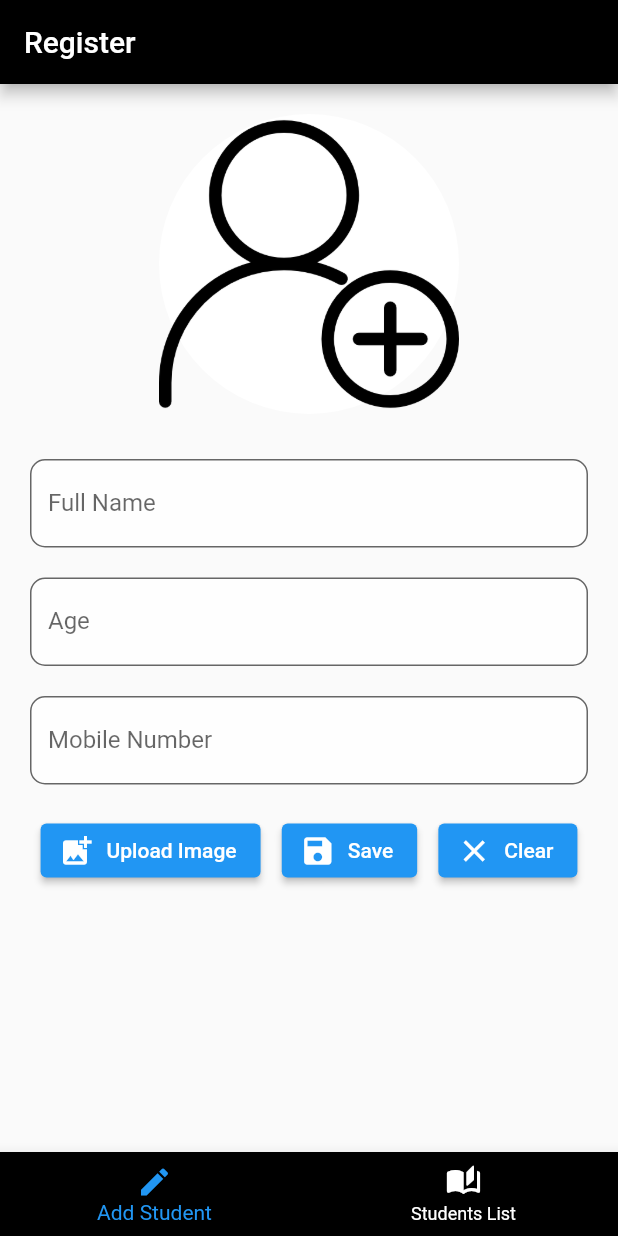
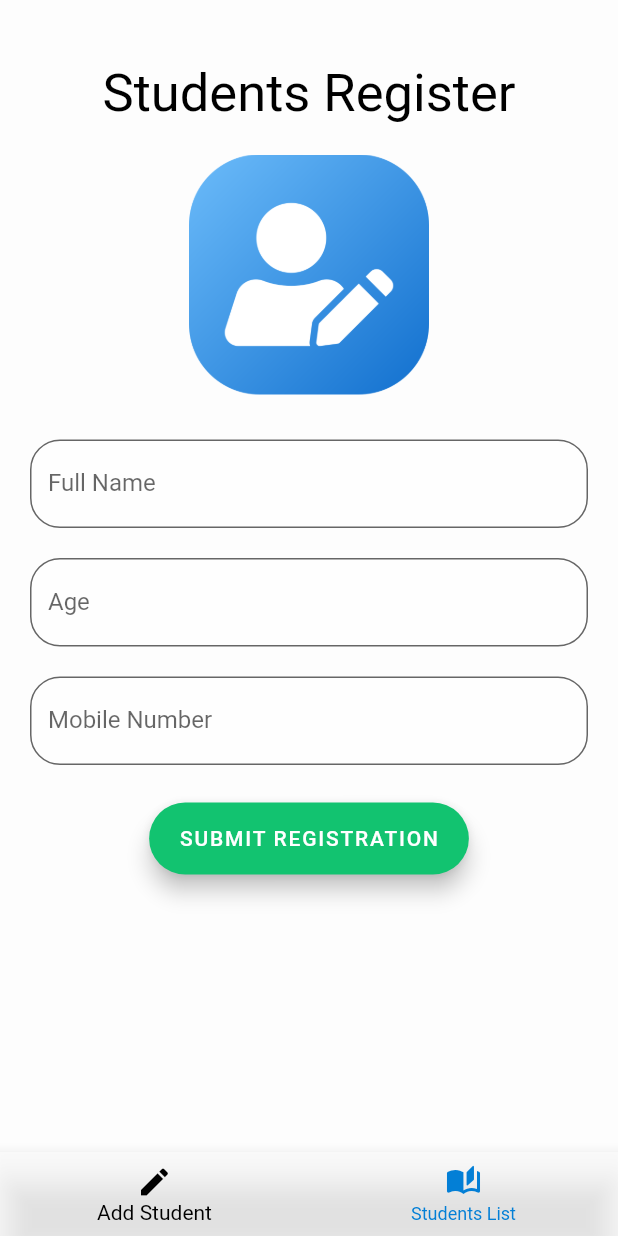
Before and after one commit to joyaljosephnote/Students_Data_App, a Flutter app: the screen it shows after launch, on a phone screen of 412 x 824 dp. Run offline on Flutter 3.47's test engine with Material 2 defaults, Android fonts, the phone set to English and light mode, and no system bars; our stand-ins replace google_fonts, hive, hive_flutter, image_picker; accounts and stored records are empty; Roboto replaces fonts that are missing (Staatliches).

Commit message:
students register validation and ui are compleated

```diff
--- a/lib/screens/home_screen.dart
+++ b/lib/screens/home_screen.dart
@@ -14,7 +14,7 @@ class _HomeScreenState extends State<HomeScreen> {
   int _currentSelectedIndex = 0;
 
   final _pages = [
-    StudentsRegister(),
+    const StudentsRegister(),
     const StudentsList(),
   ];
   @override
@@ -23,9 +23,9 @@ class _HomeScreenState extends State<HomeScreen> {
     return Scaffold(
       body: _pages[_currentSelectedIndex],
       bottomNavigationBar: BottomNavigationBar(
-        backgroundColor: Colors.black,
-        selectedItemColor: Colors.blue,
-        unselectedItemColor: Colors.white,
+        backgroundColor: Colors.white60,
+        selectedItemColor: Colors.black,
+        unselectedItemColor: const Color.fromARGB(255, 3, 127, 214),
         currentIndex: _currentSelectedIndex,
         onTap: (newIndex) {
           setState(() {
--- a/lib/screens/register.dart
+++ b/lib/screens/register.dart
@@ -4,6 +4,7 @@ import 'package:flutter/material.dart';
 import 'package:image_picker/image_picker.dart';
 import 'package:students_app/database/functions/db_functions.dart';
 import 'package:students_app/model/data_model.dart';
+import 'package:google_fonts/google_fonts.dart';
 
 XFile? images;
 
@@ -27,14 +28,23 @@ class _StudentsRegisterState extends State<StudentsRegister> {
   @override
   Widget build(BuildContext context) {
     return Scaffold(
-      appBar: AppBar(
-        backgroundColor: Colors.black,
-        title: const Text(
-          'Register',
+      backgroundColor: Colors.white60,
+      body: ListView(
+        children: [
+          const SizedBox(
+            height: 42,
+          ),
+          Align(
+            child: Text(
+              "Students Register",
+              textAlign: TextAlign.center,
+              style: GoogleFonts.staatliches(
+                  textStyle: const TextStyle(
+                color: Colors.black,
+                fontSize: 35,
+              )),
             ),
           ),
-      body: ListView(
-        children: [
           Padding(
             padding: const EdgeInsets.all(20.0),
             child: Form(
@@ -42,9 +52,12 @@ class _StudentsRegisterState extends State<StudentsRegister> {
               child: Column(
                 children: [
                   GestureDetector(
-                    onTap: () {},
+                    onTap: () {
+                      images = null;
+                      uploadImage(context);
+                    },
                     child: CircleAvatar(
-                      radius: 100,
+                      radius: 80,
                       backgroundColor: Colors.white,
                       child: ClipRRect(
                         child: Container(
@@ -76,11 +89,12 @@ class _StudentsRegisterState extends State<StudentsRegister> {
                     decoration: InputDecoration(
                       labelText: 'Full Name',
                       border: OutlineInputBorder(
-                          borderRadius: BorderRadius.circular(10),
+                        borderRadius: BorderRadius.circular(20),
                       ),
                       filled: true,
                       hintStyle: TextStyle(color: Colors.grey[400]),
-                        fillColor: Colors.white70),
+                      fillColor: Colors.white70,
+                    ),
                   ),
                   const SizedBox(height: 20),
                   TextFormField(
@@ -99,7 +113,7 @@ class _StudentsRegisterState extends State<StudentsRegister> {
                     decoration: InputDecoration(
                         labelText: 'Age',
                         border: OutlineInputBorder(
-                          borderRadius: BorderRadius.circular(10),
+                          borderRadius: BorderRadius.circular(20),
                         ),
                         filled: true,
                         hintStyle: TextStyle(color: Colors.grey[400]),
@@ -124,43 +138,24 @@ class _StudentsRegisterState extends State<StudentsRegister> {
                     decoration: InputDecoration(
                         labelText: 'Mobile Number',
                         border: OutlineInputBorder(
-                          borderRadius: BorderRadius.circular(10),
+                          borderRadius: BorderRadius.circular(20),
                         ),
                         filled: true,
                         hintStyle: TextStyle(color: Colors.grey[400]),
                         fillColor: Colors.white70),
                   ),
-                  const SizedBox(height: 20),
-                  Row(
-                    mainAxisAlignment: MainAxisAlignment.spaceAround,
-                    children: [
-                      ElevatedButton.icon(
-                        onPressed: () {
-                          images = null;
-                          uploadImage(context);
-                        },
-                        icon: const Icon(Icons.add_photo_alternate),
-                        label: const Text('Upload Image'),
-                      ),
-                      ElevatedButton.icon(
+                  const SizedBox(height: 25),
+                  FloatingActionButton.extended(
+                    backgroundColor: const Color.fromARGB(255, 18, 195, 112),
+                    foregroundColor: Colors.white,
                     onPressed: () {
                       if (_FormKey.currentState!.validate()) {
                         onAddStudententButtonClicked(context);
-                            textFeildClear();
                       }
                     },
-                        icon: const Icon(Icons.save),
-                        label: const Text('Save'),
-                      ),
-                      ElevatedButton.icon(
-                        onPressed: () {
-                          textFeildClear();
-                        },
-                        icon: const Icon(Icons.clear),
-                        label: const Text('Clear'),
-                      ),
-                    ],
-                  ),
+                    // icon: Icon(Icons.save),
+                    label: const Text('SUBMIT REGISTRATION'),
+                  )
                 ],
               ),
             ),
--- a/pubspec.yaml
+++ b/pubspec.yaml
@@ -31,6 +31,7 @@ dependencies:
   cupertino_icons: ^1.0.2
   flutter:
     sdk: flutter
+  google_fonts: ^5.1.0
   hive: ^2.0.4
   hive_flutter: ^1.1.0
   image_picker: ^0.8.7+5
```
Also changed, not shown: assets/images/studentImage.png, pubspec.lock. Lines whose indentation alone changed are shown as unchanged.
